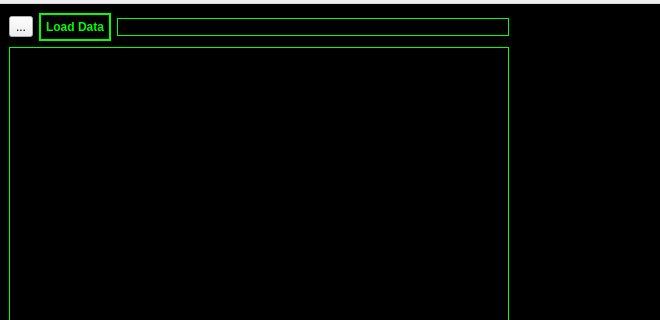
The window that mainwindow.ui (mashka-antonova/OP_lab_3) describes before a commit, drawn with Qt 5; both pictures show x 0 to 660 and y 0 to 320 of the 1070 by 596 pixel window.
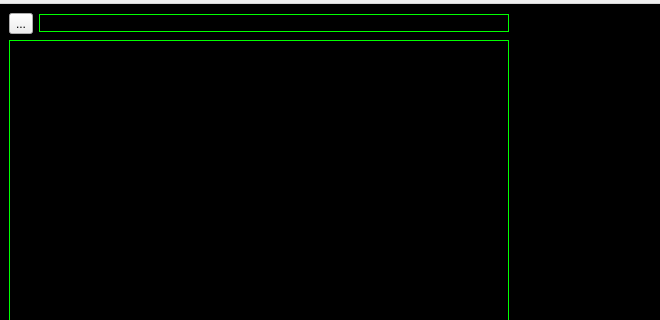
The same window after the commit. Icons and pictures are not drawn.

```diff
--- a/mainwindow.ui
+++ b/mainwindow.ui
@@ -277,16 +277,6 @@
         </property>
        </widget>
       </item>
-      <item>
-       <widget class="QPushButton" name="loadData">
-        <property name="styleSheet">
-         <string notr="true">font: 9pt &quot;Courier New&quot;;</string>
-        </property>
-        <property name="text">
-         <string>Load Data</string>
-        </property>
-       </widget>
-      </item>
       <item>
        <widget class="QLineEdit" name="filePath">
         <property name="readOnly">
```
